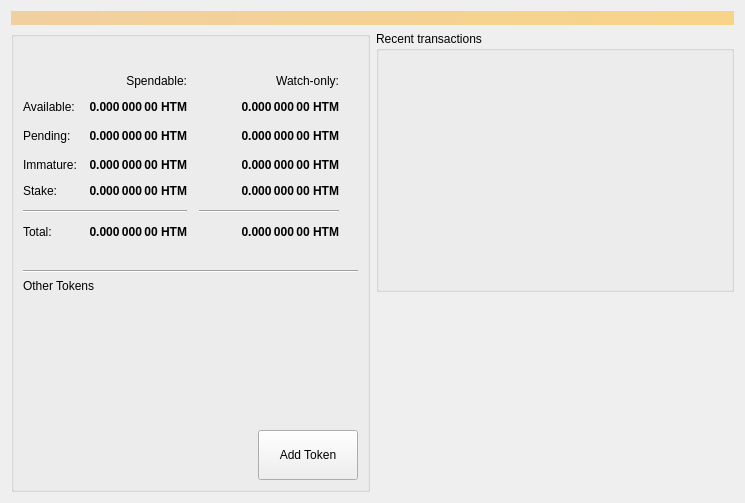
HTMLCOIN/HTMLCOIN, file src/qt/forms/overviewpage.ui: the form before one commit.
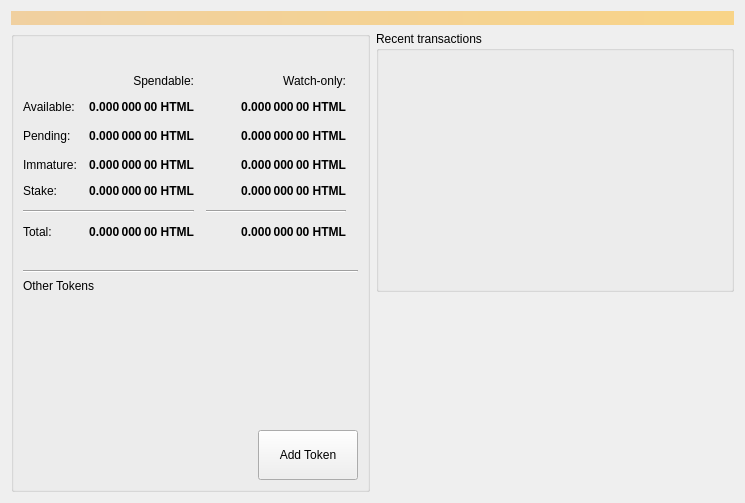
The form after the commit. Icons and pictures are not drawn.

```diff
--- a/src/qt/forms/overviewpage.ui
+++ b/src/qt/forms/overviewpage.ui
@@ -113,7 +113,7 @@
                <string>Unconfirmed transactions to watch-only addresses</string>
               </property>
               <property name="text">
-               <string notr="true">0.000 000 00 HTM</string>
+               <string notr="true">0.000 000 00 HTML</string>
               </property>
               <property name="alignment">
                <set>Qt::AlignRight|Qt::AlignTrailing|Qt::AlignVCenter</set>
@@ -138,7 +138,7 @@
                <string>Total of transactions that have yet to be confirmed, and do not yet count toward the spendable balance</string>
               </property>
               <property name="text">
-               <string notr="true">0.000 000 00 HTM</string>
+               <string notr="true">0.000 000 00 HTML</string>
               </property>
               <property name="alignment">
                <set>Qt::AlignRight|Qt::AlignTrailing|Qt::AlignVCenter</set>
@@ -163,7 +163,7 @@
                <string>Mined balance in watch-only addresses that has not yet matured</string>
               </property>
               <property name="text">
-               <string notr="true">0.000 000 00 HTM</string>
+               <string notr="true">0.000 000 00 HTML</string>
               </property>
               <property name="alignment">
                <set>Qt::AlignRight|Qt::AlignTrailing|Qt::AlignVCenter</set>
@@ -221,7 +221,7 @@
                <string>Mined balance that has not yet matured</string>
               </property>
               <property name="text">
-               <string notr="true">0.000 000 00 HTM</string>
+               <string notr="true">0.000 000 00 HTML</string>
               </property>
               <property name="alignment">
                <set>Qt::AlignRight|Qt::AlignTrailing|Qt::AlignVCenter</set>
@@ -253,7 +253,7 @@
                <string>Your current total balance</string>
               </property>
               <property name="text">
-               <string notr="true">0.000 000 00 HTM</string>
+               <string notr="true">0.000 000 00 HTML</string>
               </property>
               <property name="alignment">
                <set>Qt::AlignRight|Qt::AlignTrailing|Qt::AlignVCenter</set>
@@ -278,7 +278,7 @@
                <string>Current total balance in watch-only addresses</string>
               </property>
               <property name="text">
-               <string notr="true">0.000 000 00 HTM</string>
+               <string notr="true">0.000 000 00 HTML</string>
               </property>
               <property name="alignment">
                <set>Qt::AlignRight|Qt::AlignTrailing|Qt::AlignVCenter</set>
@@ -320,7 +320,7 @@
                <string>Your current spendable balance</string>
               </property>
               <property name="text">
-               <string notr="true">0.000 000 00 HTM</string>
+               <string notr="true">0.000 000 00 HTML</string>
               </property>
               <property name="alignment">
                <set>Qt::AlignRight|Qt::AlignTrailing|Qt::AlignVCenter</set>
@@ -345,7 +345,7 @@
                <string>Your current balance in watch-only addresses</string>
               </property>
               <property name="text">
-               <string notr="true">0.000 000 00 HTM</string>
+               <string notr="true">0.000 000 00 HTML</string>
               </property>
               <property name="alignment">
                <set>Qt::AlignRight|Qt::AlignTrailing|Qt::AlignVCenter</set>
@@ -388,7 +388,7 @@
                </font>
               </property>
               <property name="text">
-               <string>0.000 000 00 HTM</string>
+               <string>0.000 000 00 HTML</string>
               </property>
               <property name="alignment">
                <set>Qt::AlignRight|Qt::AlignTrailing|Qt::AlignVCenter</set>
@@ -407,7 +407,7 @@
                </font>
               </property>
               <property name="text">
-               <string>0.000 000 00 HTM</string>
+               <string>0.000 000 00 HTML</string>
               </property>
               <property name="alignment">
                <set>Qt::AlignRight|Qt::AlignTrailing|Qt::AlignVCenter</set>
```
Left out of the diff: 9 changed lines with no effect on the pictures.
